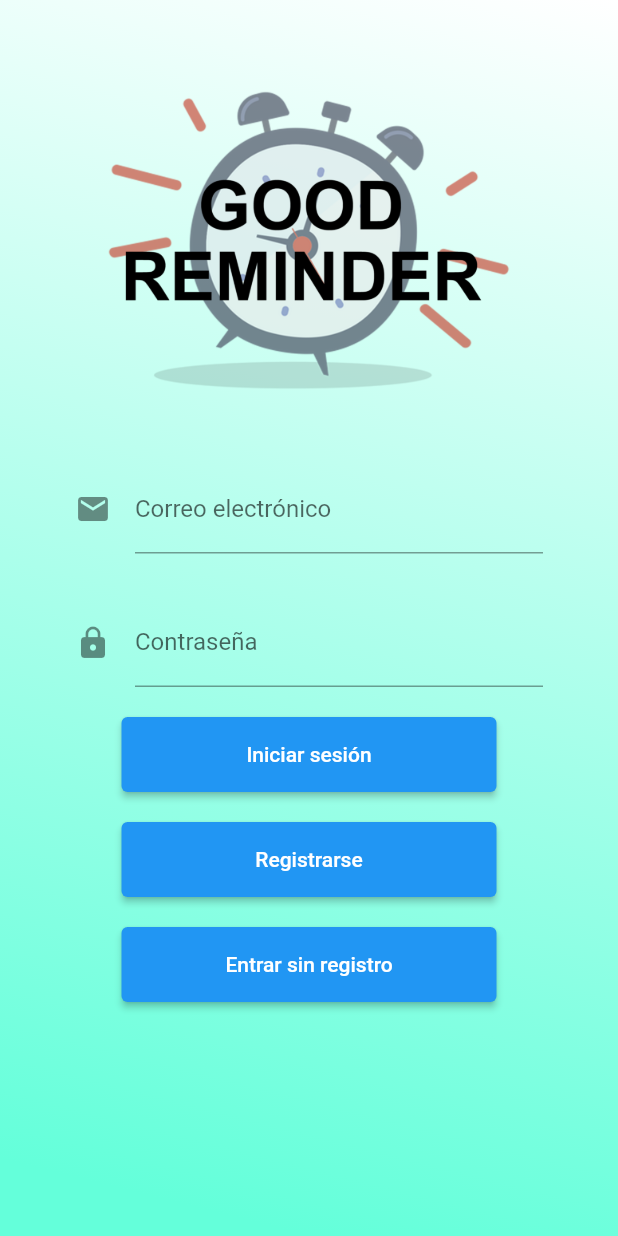
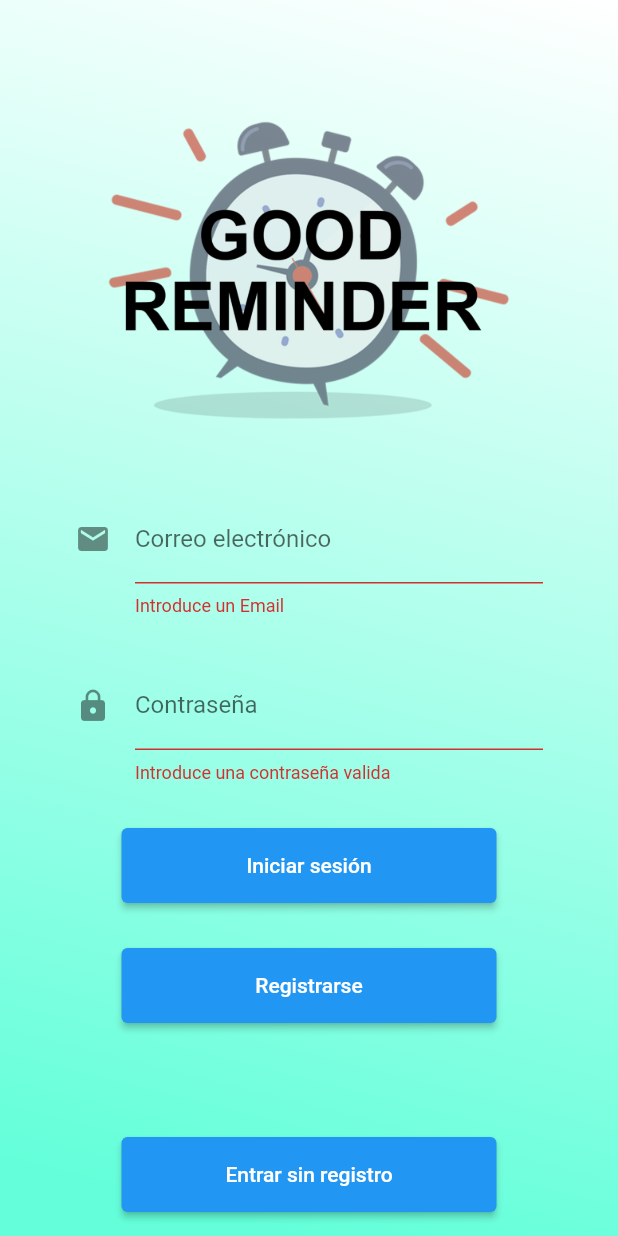
Before and after one commit to juantot9/goodreminder, a Flutter app: the screen it shows after launch, after a tap on "Iniciar sesión", on a phone screen of 412 x 824 dp. Run offline on Flutter 3.47's test engine with Material 2 defaults, Android fonts, the phone set to English and light mode, and no system bars; our stand-ins replace firebase_auth, firebase_core, share_plus, sqflite; accounts and stored records are empty.

Commit message:
Iniciar sesion con Correo Electronico

```diff
--- a/lib/screens/authenticate/register.dart
+++ b/lib/screens/authenticate/register.dart
@@ -64,8 +64,7 @@ class _RegisterState extends State<Register> {
                           error = 'Please supply a valid email';
                         });
                       }else{
-                         Navigator.push(
-              context, MaterialPageRoute(builder: (context) => SignIn()));
+                         Navigator.of(context).pushReplacement(MaterialPageRoute(builder: (context) => SignIn()));
                       }
                     }
                   }),
--- a/lib/screens/authenticate/sing_in.dart
+++ b/lib/screens/authenticate/sing_in.dart
@@ -1,5 +1,7 @@
 import 'package:flutter/material.dart';
+import 'package:good_reminder/screens/authenticate/authenticate.dart';
 import 'package:good_reminder/screens/authenticate/register.dart';
+import 'package:good_reminder/screens/home/home.dart';
 import 'package:good_reminder/servicios/auth_conf.dart';
 
 class SignIn extends StatefulWidget {
@@ -7,16 +9,17 @@ class SignIn extends StatefulWidget {
   _SignInState createState() => _SignInState();
 }
 
+class _SignInState extends State<SignIn> {
+  final AuthConfigurationService _auth = AuthConfigurationService();
+  final _formKey = GlobalKey<FormState>();
+
   String email = '';
   String password = '';
-
-class _SignInState extends State<SignIn> {
-  final AuthConfigurationService _auth = AuthConfigurationService();
+  String error = '';
   @override
   Widget build(BuildContext context) {
     return Scaffold(
-      body: SingleChildScrollView(
-        child: Container(
+      body: Container(
         width: MediaQuery.of(context).size.width,
         height: MediaQuery.of(context).size.height,
         decoration: BoxDecoration(
@@ -24,9 +27,11 @@ class _SignInState extends State<SignIn> {
                 begin: Alignment.topRight,
                 end: Alignment.bottomCenter,
                 colors: [Colors.white, Colors.tealAccent[200]])),
-          child: Center(
+        padding: EdgeInsets.symmetric(vertical: 20.0, horizontal: 50.0),
+        child: Form(
+          key: _formKey,
           child: Column(
-              children: [
+            children: <Widget>[
               SizedBox(
                 height: 40.0,
               ),
@@ -40,76 +45,37 @@ class _SignInState extends State<SignIn> {
               SizedBox(
                 height: 30.0,
               ),
-                _userTextField(),
-                SizedBox(
-                  height: 30.0,
-                ),
-                _passwordTextField(),
-                SizedBox(
-                  height: 20.0,
-                ),
-                _buttonLogin(),
-                SizedBox(
-                  height: 20.0,
-                ),
-                _buttonRegister(),
-                SizedBox(
-                  height: 20.0,
-                ),
-                _buttonUnregister(),
-              ],
-            ),
-          ),
-        ),
-      ),
-    );
-  }
-
-  Widget _userTextField() {
-    return StreamBuilder(
-        builder: (BuildContext context, AsyncSnapshot snapshot) {
-      return Container(
-        padding: EdgeInsets.symmetric(horizontal: 50.0),
-        child: TextField(
-          keyboardType: TextInputType.emailAddress,
+              TextFormField(
+                validator: (val) => val.isEmpty ? 'Introduce un Email' : null,
                 decoration: InputDecoration(
                   icon: Icon(Icons.email),
                   hintText: 'ejemplo@correo.com',
                   labelText: 'Correo electrónico',
                 ),
-          onChanged: (value) {
-            setState(() => email = value);
+                onChanged: (val) {
+                  setState(() => email = val);
                 },
               ),
-      );
-    });
-  }
-
-  Widget _passwordTextField() {
-    return StreamBuilder(
-        builder: (BuildContext context, AsyncSnapshot snapshot) {
-      return Container(
-        padding: EdgeInsets.symmetric(horizontal: 50.0),
-        child: TextField(
-          keyboardType: TextInputType.emailAddress,
+              SizedBox(
+                height: 30.0,
+              ),
+              TextFormField(
                 obscureText: true,
                 decoration: InputDecoration(
                   icon: Icon(Icons.lock),
                   hintText: 'Contraseña',
                   labelText: 'Contraseña',
                 ),
-          onChanged: (value) {
-            setState(() => password = value);
+                validator: (val) =>
+                    val.length < 6 ? 'Introduce una contraseña valida' : null,
+                onChanged: (val) {
+                  setState(() => password = val);
                 },
               ),
-      );
-    });
-  }
-
-  Widget _buttonLogin() {
-    return StreamBuilder(
-        builder: (BuildContext context, AsyncSnapshot snapshot) {
-      return ElevatedButton(
+              SizedBox(
+                height: 30.0,
+              ),
+              ElevatedButton(
                 style: ElevatedButton.styleFrom(
                   minimumSize: const Size(250, 50),
                 ),
@@ -118,17 +84,25 @@ class _SignInState extends State<SignIn> {
                   child: Text('Iniciar sesión'),
                 ),
                 onPressed: () async {
-          print(password);
-          print(email);
+                  if (_formKey.currentState.validate()) {
+                    dynamic result = await _auth.singInWhithEmailAndPassword(
+                        email, password);
+
+                    if (result == null) {
+                      setState(() {
+                        error = 'Email o Contraseña no validos';
+                      });
+                    }else{
+                      print('entrando');
+                      Navigator.of(context).pushReplacement(MaterialPageRoute(builder: (context) => Home()));
+                    }
+                  }
                 },
-      );
-    });
-  }
-
-  Widget _buttonRegister() {
-    return StreamBuilder(
-        builder: (BuildContext context, AsyncSnapshot snapshot) {
-      return ElevatedButton(
+              ),
+              SizedBox(
+                height: 30.0,
+              ),
+              ElevatedButton(
                 style: ElevatedButton.styleFrom(
                   minimumSize: const Size(250, 50),
                 ),
@@ -137,17 +111,21 @@ class _SignInState extends State<SignIn> {
                   child: Text('Registrarse'),
                 ),
                 onPressed: () {
-          Navigator.push(
-              context, MaterialPageRoute(builder: (context) => Register()));
+                  Navigator.push(context,
+                      MaterialPageRoute(builder: (context) => Register()));
                 },
-      );
-    });
-  }
-
-  Widget _buttonUnregister() {
-    return StreamBuilder(
-        builder: (BuildContext context, AsyncSnapshot snapshot) {
-      return ElevatedButton(
+              ),
+              SizedBox(
+                height: 12.0,
+              ),
+              Text(
+                error,
+                style: TextStyle(color: Colors.red, fontSize: 14.0),
+              ),
+              SizedBox(
+                height: 48.0,
+              ),
+              ElevatedButton(
                 style: ElevatedButton.styleFrom(
                   minimumSize: const Size(250, 50),
                 ),
@@ -164,7 +142,11 @@ class _SignInState extends State<SignIn> {
                         result.toString());
                   }
                 },
+              )
+            ],
+          ),
+        ),
+      ),
     );
-    });
   }
 }
--- a/lib/servicios/auth_conf.dart
+++ b/lib/servicios/auth_conf.dart
@@ -23,6 +23,21 @@ class AuthConfigurationService {
       print(e.toString());
       return null;
     }
+  }
+
+  //Sign in con email y contraseña
+  Future singInWhithEmailAndPassword(String email, String password) async {
+    try{
+
+      UserCredential result = await _auth.signInWithEmailAndPassword(email: email, password: password);
+      User user = result.user;
+      return _userFromFirebaseUser(user);
+
+    }catch(e){
+      print(e.toString());
+      return null;
+    }
+
   }
 
   //Registro con email y contraseña
```
Also changed, not shown: lib/models/usuario.dart (line endings or trailing spaces). Lines whose indentation alone changed are shown as unchanged.
